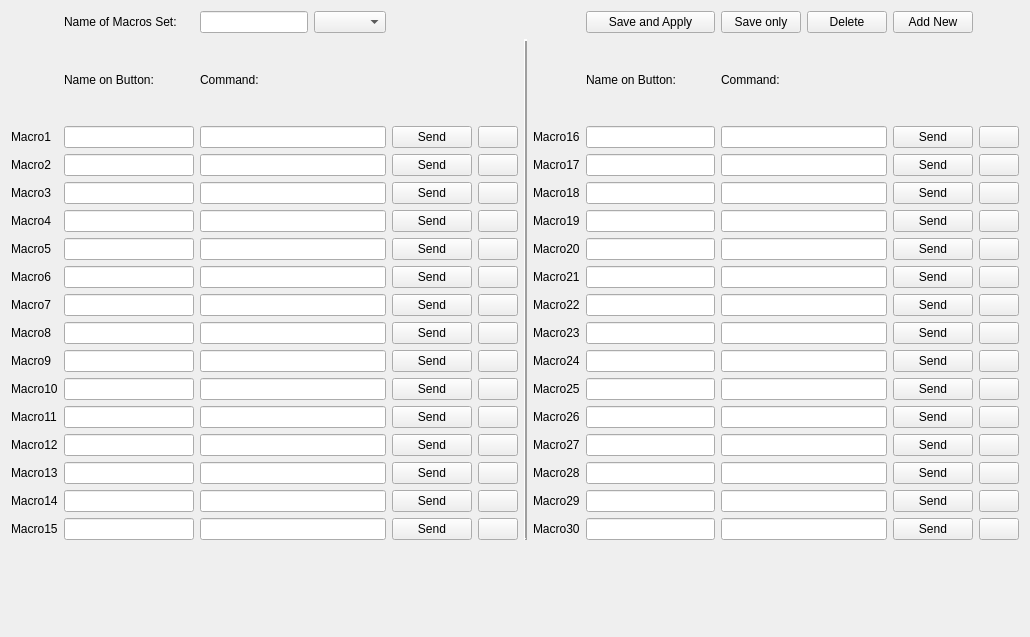
First picture: the form in Macros.ui, repository notiel/OstrannaTerminal, before the edit.
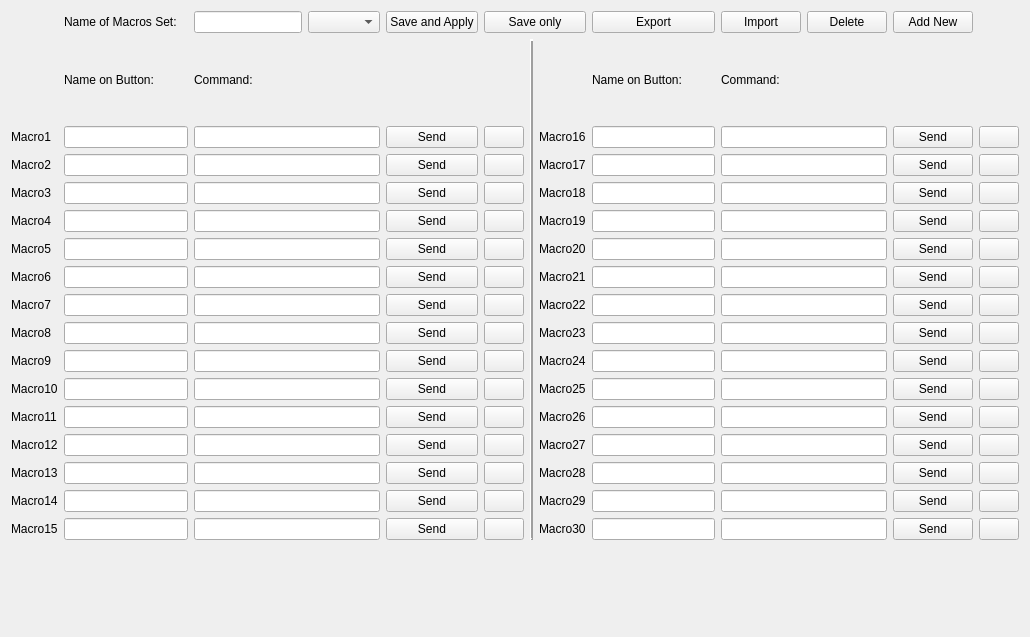
Second picture: the form after the edit. Icons and pictures are not drawn.

Commit message: macro export

```diff
--- a/Macros.ui
+++ b/Macros.ui
@@ -870,23 +870,6 @@
      </property>
     </widget>
    </item>
-   <item row="0" column="9">
-    <widget class="QPushButton" name="BtnAll">
-     <property name="maximumSize">
-      <size>
-       <width>150</width>
-       <height>16777215</height>
-      </size>
-     </property>
-     <property name="text">
-      <string>Save and Apply</string>
-     </property>
-     <property name="icon">
-      <iconset resource="logo.qrc">
-       <normaloff>:/Save/icon/floppy.ico</normaloff>:/Save/icon/floppy.ico</iconset>
-     </property>
-    </widget>
-   </item>
    <item row="2" column="7" rowspan="16">
     <widget class="Line" name="line">
      <property name="frameShadow">
@@ -900,13 +883,6 @@
      </property>
     </widget>
    </item>
-   <item row="0" column="10">
-    <widget class="QPushButton" name="BtnSave">
-     <property name="text">
-      <string>Save only</string>
-     </property>
-    </widget>
-   </item>
    <item row="16" column="1">
     <widget class="QLineEdit" name="LineName14">
      <property name="maximumSize">
@@ -1283,6 +1259,44 @@
      </property>
     </widget>
    </item>
+   <item row="0" column="5">
+    <widget class="QPushButton" name="BtnAll">
+     <property name="maximumSize">
+      <size>
+       <width>150</width>
+       <height>16777215</height>
+      </size>
+     </property>
+     <property name="text">
+      <string>Save and Apply</string>
+     </property>
+     <property name="icon">
+      <iconset resource="logo.qrc">
+       <normaloff>:/Save/icon/floppy.ico</normaloff>:/Save/icon/floppy.ico</iconset>
+     </property>
+    </widget>
+   </item>
+   <item row="0" column="6" colspan="3">
+    <widget class="QPushButton" name="BtnSave">
+     <property name="text">
+      <string>Save only</string>
+     </property>
+    </widget>
+   </item>
+   <item row="0" column="9">
+    <widget class="QPushButton" name="BtnExport">
+     <property name="text">
+      <string>Export</string>
+     </property>
+    </widget>
+   </item>
+   <item row="0" column="10">
+    <widget class="QPushButton" name="BtnImport">
+     <property name="text">
+      <string>Import</string>
+     </property>
+    </widget>
+   </item>
   </layout>
  </widget>
  <tabstops>
```
Left out of the diff: 2 changed lines with no effect on the pictures. The commit also changes 2 other files.
